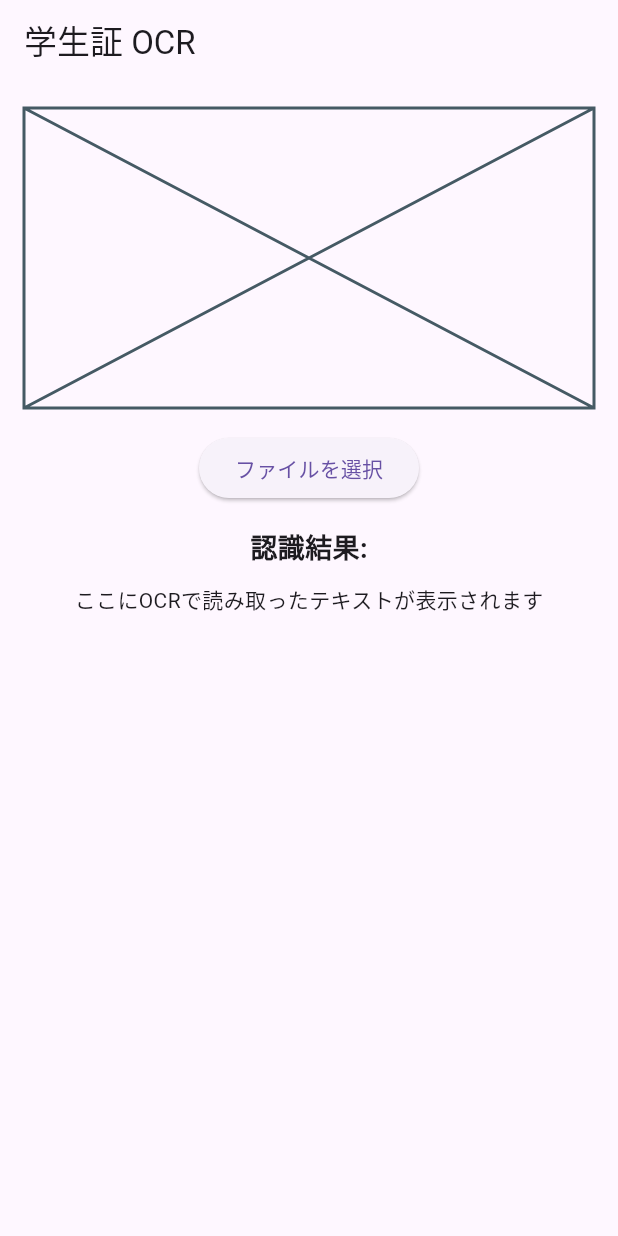
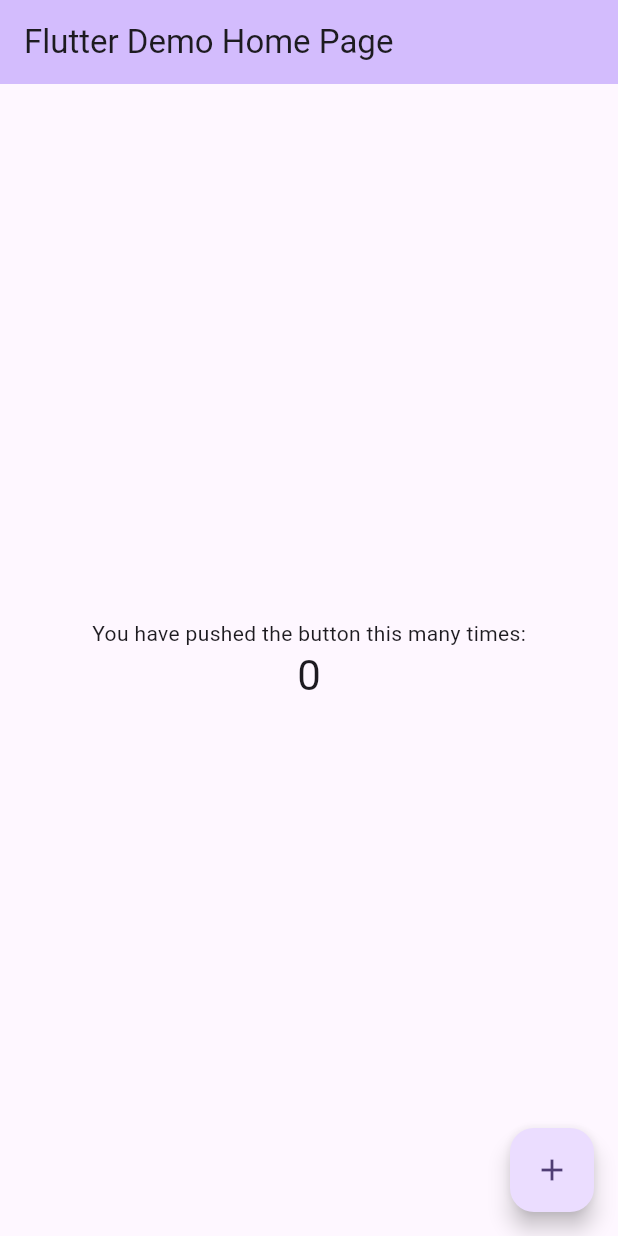
Before and after one commit to kuroishihiromu/GDSC-Hackathon-2024-0921, a Flutter app: the screen it shows after launch, on a phone screen of 412 x 824 dp. Run offline on Flutter 3.47's test engine with Material 3 defaults, Android fonts, the phone set to English and light mode, and no system bars.

Commit message:
Revert "[update] スキャン機能の実装"

```diff
--- a/flutter_application_1/lib/main.dart
+++ b/flutter_application_1/lib/main.dart
@@ -1,6 +1,4 @@
 import 'package:flutter/material.dart';
-import 'dart:typed_data'; // Uint8Listのためにインポート
-import 'scan.dart'; // scan.dartから関数をインポート
 
 void main() {
   runApp(const MyApp());
@@ -9,89 +7,119 @@ void main() {
 class MyApp extends StatelessWidget {
   const MyApp({super.key});
 
+  // This widget is the root of your application.
   @override
   Widget build(BuildContext context) {
     return MaterialApp(
-      title: '学生証 OCR',
+      title: 'Flutter Demo',
       theme: ThemeData(
-        primarySwatch: Colors.blue,
+        // This is the theme of your application.
+        //
+        // TRY THIS: Try running your application with "flutter run". You'll see
+        // the application has a purple toolbar. Then, without quitting the app,
+        // try changing the seedColor in the colorScheme below to Colors.green
+        // and then invoke "hot reload" (save your changes or press the "hot
+        // reload" button in a Flutter-supported IDE, or press "r" if you used
+        // the command line to start the app).
+        //
+        // Notice that the counter didn't reset back to zero; the application
+        // state is not lost during the reload. To reset the state, use hot
+        // restart instead.
+        //
+        // This works for code too, not just values: Most code changes can be
+        // tested with just a hot reload.
+        colorScheme: ColorScheme.fromSeed(seedColor: Colors.deepPurple),
+        useMaterial3: true,
       ),
-      home: const MyHomePage(), // メイン画面としてMyHomePageを表示
+      home: const MyHomePage(title: 'Flutter Demo Home Page'),
     );
   }
 }
 
 class MyHomePage extends StatefulWidget {
-  const MyHomePage({super.key});
+  const MyHomePage({super.key, required this.title});
+
+  // This widget is the home page of your application. It is stateful, meaning
+  // that it has a State object (defined below) that contains fields that affect
+  // how it looks.
+
+  // This class is the configuration for the state. It holds the values (in this
+  // case the title) provided by the parent (in this case the App widget) and
+  // used by the build method of the State. Fields in a Widget subclass are
+  // always marked "final".
+
+  final String title;
 
   @override
-  // ignore: library_private_types_in_public_api
-  _MyHomePageState createState() => _MyHomePageState();
+  State<MyHomePage> createState() => _MyHomePageState();
 }
 
 class _MyHomePageState extends State<MyHomePage> {
-  Uint8List? _imageBytes;
-  String _scannedText = 'ここにOCRで読み取ったテキストが表示されます';
+  int _counter = 0;
 
-  // スキャン処理をscan.dartから呼び出す
-  Future<void> _pickImage() async {
-    final Uint8List? imageBytes = await performImageScan(); // scan.dartの関数を使用
-    if (imageBytes != null) {
-      setState(() {
-        _imageBytes = imageBytes;
-      });
-      await _performOCR(_imageBytes!);
-    }
-  }
-
-  // OCR処理を実行
-  Future<void> _performOCR(Uint8List imageBytes) async {
-    final String scannedText = await performOCR(imageBytes); // scan.dartのOCR処理を呼び出し
+  void _incrementCounter() {
     setState(() {
-      _scannedText = scannedText.isNotEmpty ? scannedText : 'テキストが検出されませんでした。';
+      // This call to setState tells the Flutter framework that something has
+      // changed in this State, which causes it to rerun the build method below
+      // so that the display can reflect the updated values. If we changed
+      // _counter without calling setState(), then the build method would not be
+      // called again, and so nothing would appear to happen.
+      _counter++;
     });
-    await _generateContent(_scannedText); // 生成AIモデルにOCR結果を渡す
-  }
-
-  // 生成AIを用いてOCR結果を解析
-  Future<void> _generateContent(String scannedText) async {
-    final String generatedContent = await generateAIContent(scannedText); // scan.dartの生成AI関数を呼び出し
-    print(generatedContent); // 生成された内容をコンソールに表示
   }
 
   @override
   Widget build(BuildContext context) {
+    // This method is rerun every time setState is called, for instance as done
+    // by the _incrementCounter method above.
+    //
+    // The Flutter framework has been optimized to make rerunning build methods
+    // fast, so that you can just rebuild anything that needs updating rather
+    // than having to individually change instances of widgets.
     return Scaffold(
       appBar: AppBar(
-        title: const Text('学生証 OCR'),
+        // TRY THIS: Try changing the color here to a specific color (to
+        // Colors.amber, perhaps?) and trigger a hot reload to see the AppBar
+        // change color while the other colors stay the same.
+        backgroundColor: Theme.of(context).colorScheme.inversePrimary,
+        // Here we take the value from the MyHomePage object that was created by
+        // the App.build method, and use it to set our appbar title.
+        title: Text(widget.title),
       ),
-      body: SingleChildScrollView(
-        child: Padding(
-          padding: const EdgeInsets.all(16.0),
-          child: Column(
-            children: [
-              _imageBytes != null
-                  ? Image.memory(
-                      _imageBytes!,
-                      fit: BoxFit.contain,
-                    )
-                  : const Placeholder(fallbackHeight: 200, fallbackWidth: double.infinity),
-              const SizedBox(height: 16),
-              ElevatedButton(
-                onPressed: _pickImage,
-                child: const Text('ファイルを選択'),
-              ),
-              const SizedBox(height: 16),
-              const Text(
-                '認識結果:',
-                style: TextStyle(fontSize: 18, fontWeight: FontWeight.bold),
-              ),
-              const SizedBox(height: 10),
-              Text(_scannedText),
-            ],
-          ),
+      body: Center(
+        // Center is a layout widget. It takes a single child and positions it
+        // in the middle of the parent.
+        child: Column(
+          // Column is also a layout widget. It takes a list of children and
+          // arranges them vertically. By default, it sizes itself to fit its
+          // children horizontally, and tries to be as tall as its parent.
+          //
+          // Column has various properties to control how it sizes itself and
+          // how it positions its children. Here we use mainAxisAlignment to
+          // center the children vertically; the main axis here is the vertical
+          // axis because Columns are vertical (the cross axis would be
+          // horizontal).
+          //
+          // TRY THIS: Invoke "debug painting" (choose the "Toggle Debug Paint"
+          // action in the IDE, or press "p" in the console), to see the
+          // wireframe for each widget.
+          mainAxisAlignment: MainAxisAlignment.center,
+          children: <Widget>[
+            const Text(
+              'You have pushed the button this many times:',
+            ),
+            Text(
+              '$_counter',
+              style: Theme.of(context).textTheme.headlineMedium,
+            ),
+          ],
         ),
       ),
+      floatingActionButton: FloatingActionButton(
+        onPressed: _incrementCounter,
+        tooltip: 'Increment',
+        child: const Icon(Icons.add),
+      ), // This trailing comma makes auto-formatting nicer for build methods.
     );
   }
 }
```
Also changed, not shown: flutter_application_1/lib/scan.dart (deleted, +0 -109 lines), flutter_application_1/pubspec.yaml (+0 -10 lines), flutter_application_1/lib/ocr.dart (deleted), flutter_application_1/pubspec.lock, 6 other files.
